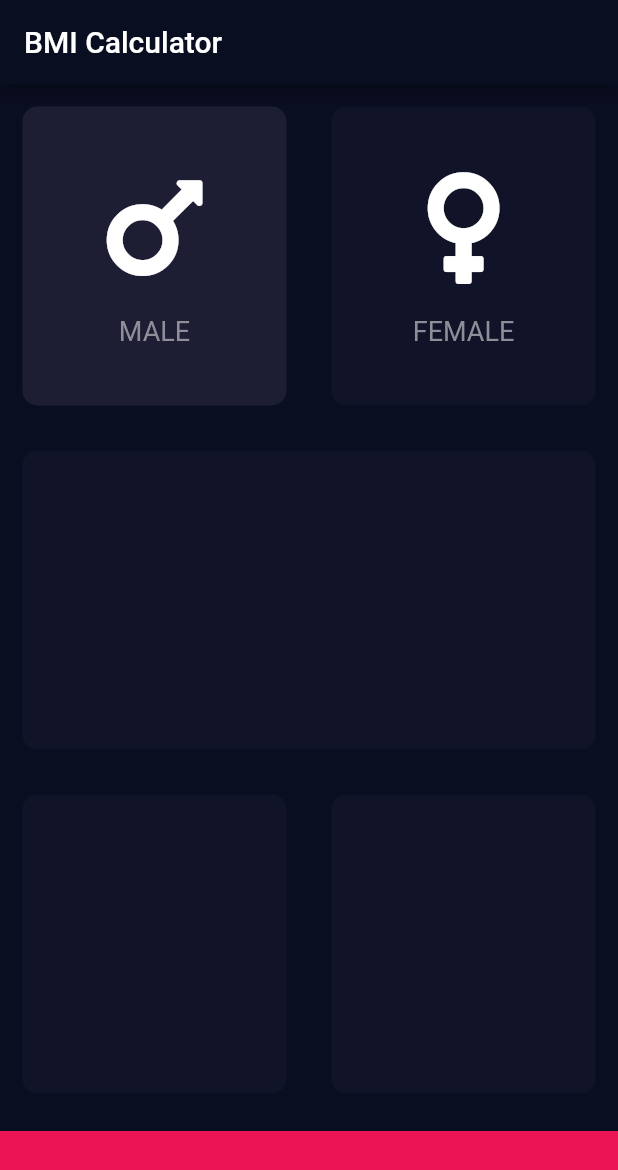
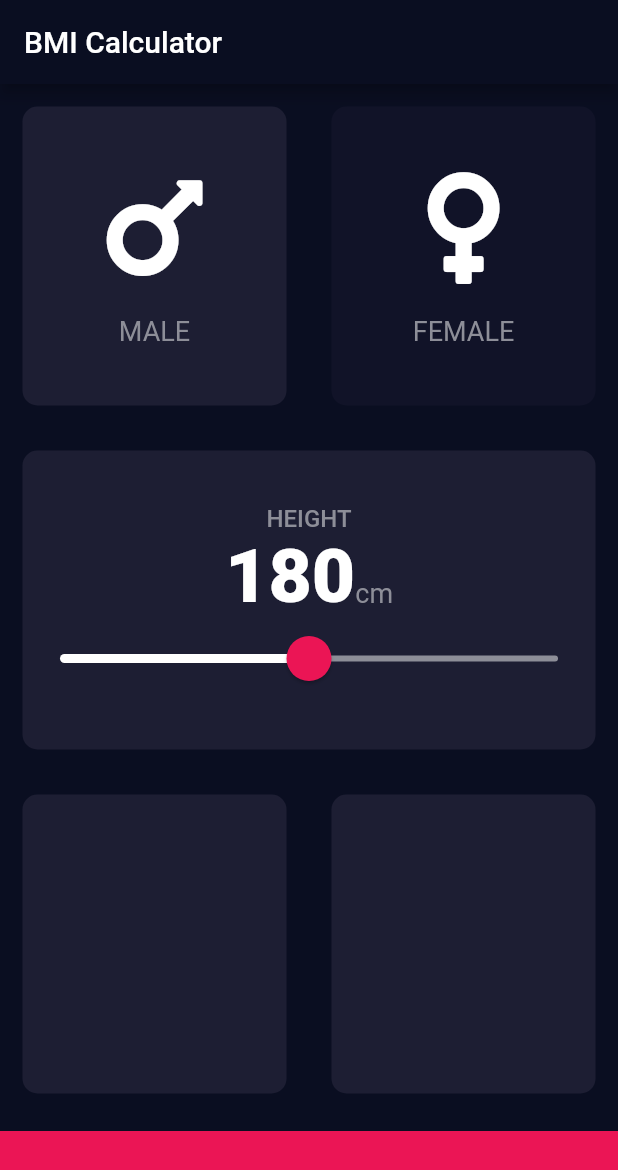
Before and after one commit to NewCyberGypsy/Flutter-BMI-Calculator, a Flutter app: the screen it shows after launch, after a tap on "MALE", on a phone screen of 412 x 824 dp. Shown: the top 1170 px of the screen. Run offline on Flutter 3.47's test engine with Material 2 defaults, Android fonts, the phone set to English and light mode, and no system bars; our stand-ins replace font_awesome_flutter.

Commit message:
Added modifications and Slider for Height adjustments

```diff
--- /dev/null
+++ b/lib/constants.dart
@@ -0,0 +1,16 @@
+import 'package:flutter/material.dart';
+
+const kBottomContainerHeight = 70.0;
+const kActiveCardColour = Color(0xFF1D1E33);
+const kInActiveCardColour = Color(0xFF111328);
+const kBottomContainerColour = Color(0xFFEB1555);
+
+const kLabelTextStyle = TextStyle(
+  fontSize: 18.0,
+  color: Color(0xFF8D8E98),
+);
+
+const kNumberTextStyle = TextStyle(
+  fontSize: 50.0,
+  fontWeight: FontWeight.w900,
+);
--- a/lib/icon_content.dart
+++ b/lib/icon_content.dart
@@ -1,9 +1,5 @@
 import 'package:flutter/material.dart';
-
-const labelTextStyle = TextStyle(
-  fontSize: 18.0,
-  color: Color(0xFF8D8E98),
-);
+import 'constants.dart';
 
 class IconContent extends StatelessWidget {
   IconContent({this.icon, this.label});
@@ -24,7 +20,7 @@ class IconContent extends StatelessWidget {
         ),
         Text(
           label,
-          style: labelTextStyle,
+          style: kLabelTextStyle,
         ),
       ],
     );
--- a/lib/input_page.dart
+++ b/lib/input_page.dart
@@ -2,11 +2,12 @@ import 'package:flutter/material.dart';
 import 'package:font_awesome_flutter/font_awesome_flutter.dart';
 import 'reusable_card.dart';
 import 'icon_content.dart';
+import 'constants.dart';
 
-const bottomContainerHeight = 70.0;
-const activeCardColour = Color(0xFF1D1E33);
-const inActiveCardColour = Color(0xFF111328);
-const bottomContainerColour = Color(0xFFEB1555);
+enum Gender {
+  male,
+  female,
+}
 
 class InputPage extends StatefulWidget {
   @override
@@ -14,28 +15,8 @@ class InputPage extends StatefulWidget {
 }
 
 class _InputPageState extends State<InputPage> {
-  Color maleCardColour = inActiveCardColour;
-  Color femaleCardColour = inActiveCardColour;
-
-  // 1 = male
-  // 2 - female
-  void updateColour(int gender) {
-    if (gender == 1) {
-      if (maleCardColour == inActiveCardColour) {
-        maleCardColour = activeCardColour;
-        femaleCardColour = inActiveCardColour;
-      } else {
-        maleCardColour = inActiveCardColour;
-      }
-    } else {
-      if (femaleCardColour == inActiveCardColour) {
-        femaleCardColour = activeCardColour;
-        maleCardColour = inActiveCardColour;
-      } else {
-        femaleCardColour = inActiveCardColour;
-      }
-    }
-  }
+  Gender selectedGender;
+  int height = 180;
 
   @override
   Widget build(BuildContext context) {
@@ -44,41 +25,40 @@ class _InputPageState extends State<InputPage> {
         title: Text('BMI Calculator'),
       ),
       body: Column(
+        crossAxisAlignment: CrossAxisAlignment.stretch,
         children: <Widget>[
           Expanded(
             child: Row(
               children: <Widget>[
                 Expanded(
-                  child: GestureDetector(
-                    onTap: () {
-                      print("Male card was pressed");
+                  child: ReusableCard(
+                    onPress: () {
                       setState(() {
-                        updateColour(1);
+                        selectedGender = Gender.male;
                       });
                     },
-                    child: ReusableCard(
-                      colour: maleCardColour,
+                    colour: selectedGender == Gender.male
+                        ? kActiveCardColour
+                        : kInActiveCardColour,
                     cardChild: IconContent(
                       icon: FontAwesomeIcons.mars,
                       label: "MALE",
                     ),
                   ),
                 ),
-                ),
                 Expanded(
-                  child: GestureDetector(
-                    onTap: () {
-                      print("Female card was pressed");
+                  child: ReusableCard(
+                    onPress: () {
                       setState(() {
-                        updateColour(2);
+                        selectedGender = Gender.female;
                       });
                     },
-                    child: ReusableCard(
-                      colour: femaleCardColour,
+                    colour: selectedGender == Gender.female
+                        ? kActiveCardColour
+                        : kInActiveCardColour,
                     cardChild: IconContent(
                       icon: FontAwesomeIcons.venus,
                       label: "FEMALE",
-                      ),
                     ),
                   ),
                 ),
@@ -87,7 +67,59 @@ class _InputPageState extends State<InputPage> {
           ),
           Expanded(
             child: ReusableCard(
-              colour: inActiveCardColour,
+              colour: kActiveCardColour,
+              cardChild: Column(
+                mainAxisAlignment: MainAxisAlignment.center,
+                children: <Widget>[
+                  Text(
+                    'HEIGHT',
+                    style: TextStyle(
+                      fontSize: 16.0,
+                      fontWeight: FontWeight.w500,
+                      color: Color(0xFF8D8E98),
+                    ),
+                  ),
+                  Row(
+                    mainAxisAlignment: MainAxisAlignment.center,
+                    crossAxisAlignment: CrossAxisAlignment.baseline,
+                    textBaseline: TextBaseline.alphabetic,
+                    children: <Widget>[
+                      Text(
+                        height.toString(),
+                        style: kNumberTextStyle,
+                      ),
+                      Text(
+                        'cm',
+                        style: kLabelTextStyle,
+                      )
+                    ],
+                  ),
+                  SliderTheme(
+                    data: SliderTheme.of(context).copyWith(
+                      inactiveTrackColor: Color(0xFF8D8E98),
+                      activeTrackColor: Colors.white,
+                      thumbColor: Color(0xFFEB1555),
+                      overlayColor: Color(0x29EB1555),
+                      thumbShape: RoundSliderThumbShape(
+                        enabledThumbRadius: 15.0,
+                      ),
+                      overlayShape: RoundSliderOverlayShape(
+                        overlayRadius: 25.0,
+                      ),
+                    ),
+                    child: Slider(
+                      value: height.toDouble(),
+                      min: 120.0,
+                      max: 240.0,
+                      onChanged: (double newValue) {
+                        setState(() {
+                          height = newValue.round();
+                        });
+                      },
+                    ),
+                  ),
+                ],
+              ),
             ),
           ),
           Expanded(
@@ -95,22 +127,22 @@ class _InputPageState extends State<InputPage> {
               children: <Widget>[
                 Expanded(
                   child: ReusableCard(
-                    colour: inActiveCardColour,
+                    colour: kActiveCardColour,
                   ),
                 ),
                 Expanded(
                   child: ReusableCard(
-                    colour: inActiveCardColour,
+                    colour: kActiveCardColour,
                   ),
                 ),
               ],
             ),
           ),
           Container(
-            color: bottomContainerColour,
+            color: kBottomContainerColour,
             margin: EdgeInsets.only(top: 10.0),
             width: double.infinity,
-            height: bottomContainerHeight,
+            height: kBottomContainerHeight,
           ),
         ],
       ),
--- a/lib/reusable_card.dart
+++ b/lib/reusable_card.dart
@@ -1,18 +1,22 @@
 import 'package:flutter/material.dart';
 
 class ReusableCard extends StatelessWidget {
-  ReusableCard({@required this.colour, this.cardChild});
+  ReusableCard({@required this.colour, this.cardChild, this.onPress});
   final Color colour;
   final Widget cardChild;
+  final Function onPress;
 
   @override
   Widget build(BuildContext context) {
-    return Container(
-      child: cardChild,
-      margin: EdgeInsets.all(15.0),
-      decoration: BoxDecoration(
-        color: colour,
-        borderRadius: BorderRadius.circular(10.0),
+    return GestureDetector(
+      onTap: onPress,
+      child: Container(
+        child: cardChild,
+        margin: EdgeInsets.all(15.0),
+        decoration: BoxDecoration(
+          color: colour,
+          borderRadius: BorderRadius.circular(10.0),
+        ),
       ),
     );
   }
```
Lines whose indentation alone changed are shown as unchanged.
